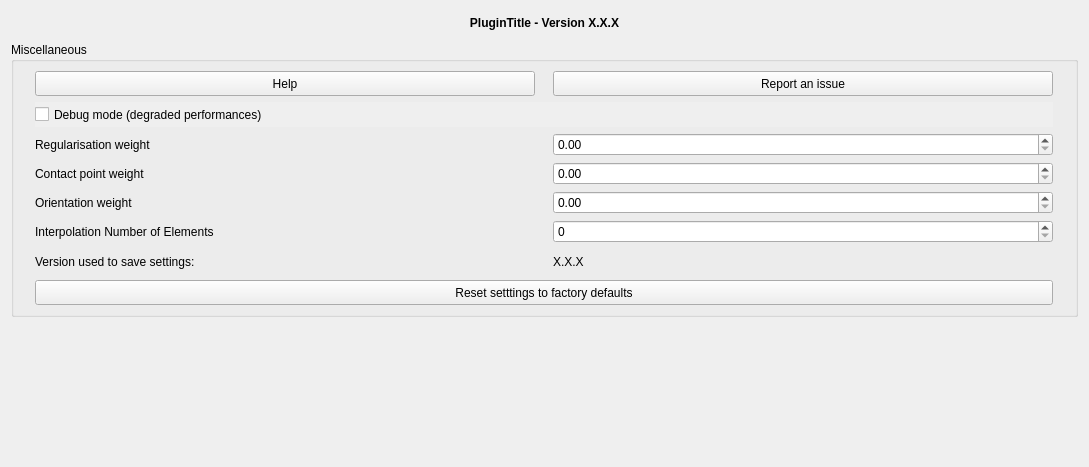
Old version of the form loopstructural/gui/dlg_settings.ui in the repository Loop3D/plugin_loopstructural.
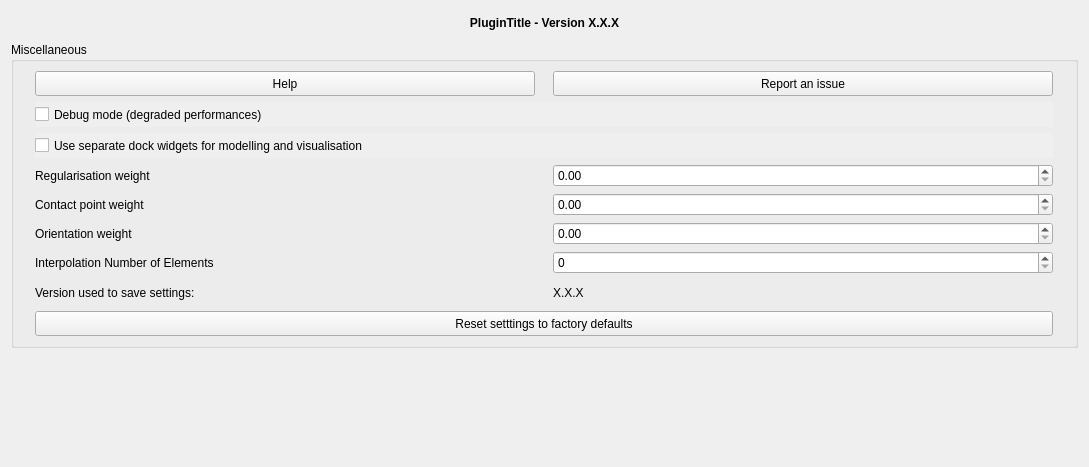
New version of the form.

Commit message: fix: add option to separate visualisation/modelling widget

Diff of the .ui file:
```diff
--- a/loopstructural/gui/dlg_settings.ui
+++ b/loopstructural/gui/dlg_settings.ui
@@ -226,6 +226,37 @@
         </property>
        </widget>
       </item>
+      <item row="2" column="0" colspan="2">
+       <widget class="QCheckBox" name="opt_separate_dock_widgets">
+        <property name="minimumSize">
+         <size>
+          <width>0</width>
+          <height>25</height>
+         </size>
+        </property>
+        <property name="maximumSize">
+         <size>
+          <width>16777215</width>
+          <height>30</height>
+         </size>
+        </property>
+        <property name="toolTip">
+         <string>Show modelling and visualisation in separate dock widgets.</string>
+        </property>
+        <property name="autoFillBackground">
+         <bool>true</bool>
+        </property>
+        <property name="locale">
+         <locale language="English" country="UnitedStates"/>
+        </property>
+        <property name="text">
+         <string>Use separate dock widgets for modelling and visualisation</string>
+        </property>
+        <property name="tristate">
+         <bool>false</bool>
+        </property>
+       </widget>
+      </item>
       <item row="0" column="1">
        <widget class="QPushButton" name="btn_report">
         <property name="minimumSize">
```
The commit also changes 6 other files.
